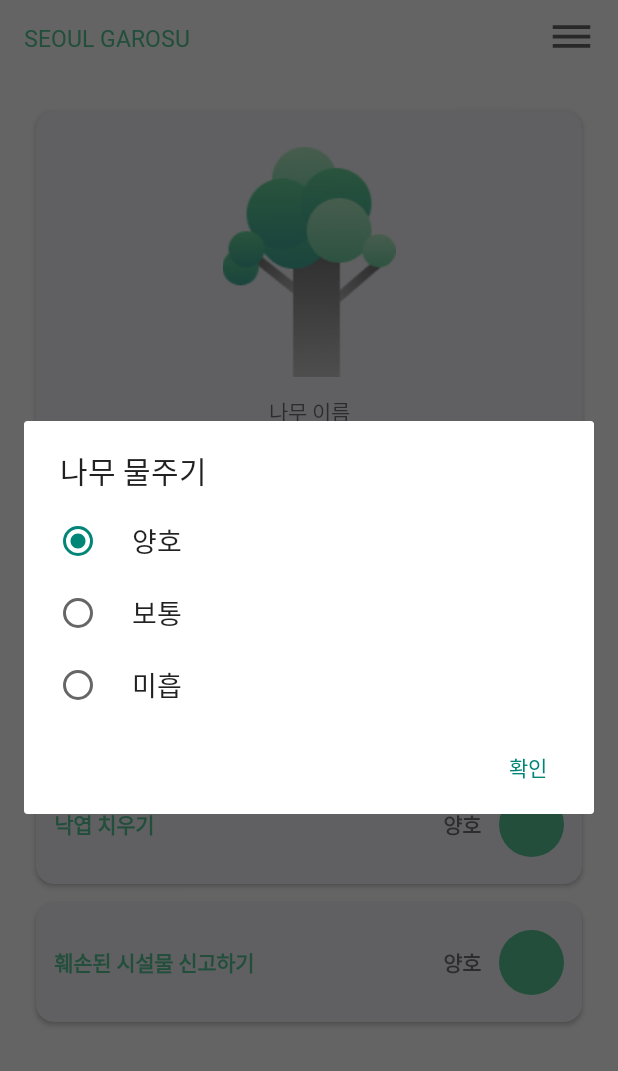
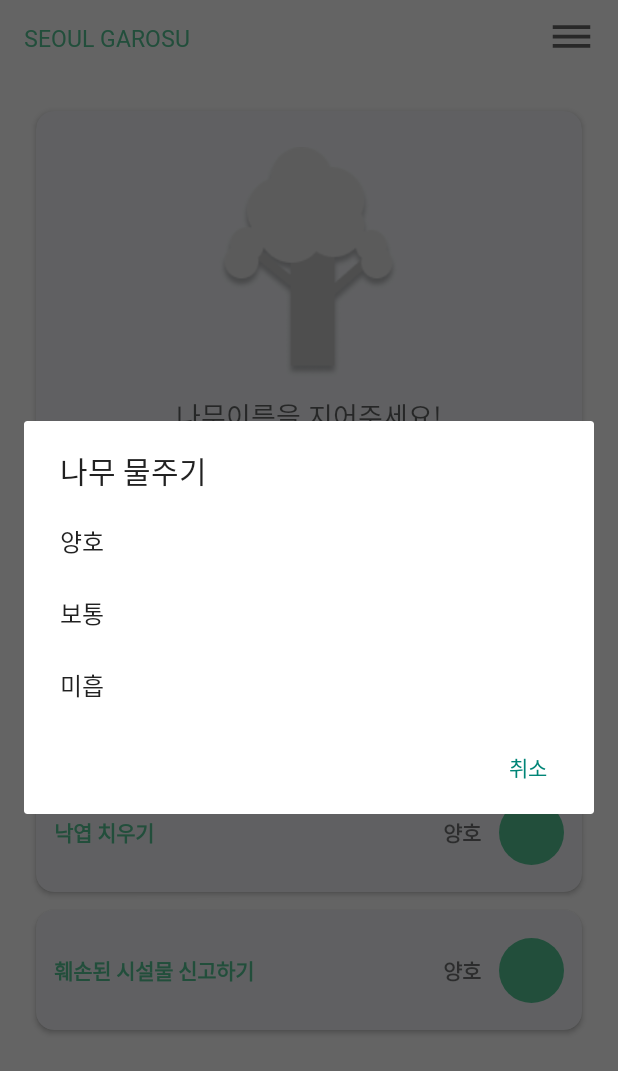
Before and after one commit to bobaejeon/garosero, an Android app: the fragment TreeManagementFragment placed in its activity, after a tap on "나무 물주기", on a phone screen of 412 x 824 dp. Shown: the top 1071 px of the screen. Run offline under Robolectric (Android 15) with nearby library versions, the light colour scheme and no system bars; our stand-ins replace Firebase (no records; nobody signed in at launch, a user with empty details on screens opened directly).

Commit message:
update UI
나무가 없을 때 화면 추가
홈>관리>다이어로그 수정

```diff
--- a/app/src/main/java/com/foo/garosero/ui/home/TreeManagementFragment.java
+++ b/app/src/main/java/com/foo/garosero/ui/home/TreeManagementFragment.java
@@ -22,9 +22,11 @@ public class TreeManagementFragment extends Fragment implements View.OnClickList
     TextView ans1;
     TextView ans2;
     TextView ans3;
+    TextView treeDay;
     ImageView icon1;
     ImageView icon2;
     ImageView icon3;
+    ImageView treeCharacter;
 
     @Override
     public void onCreate(Bundle savedInstanceState) {
@@ -48,9 +50,14 @@ public class TreeManagementFragment extends Fragment implements View.OnClickList
         root.findViewById(R.id.treeManagement_CardView_todo2).setOnClickListener(this);
         root.findViewById(R.id.treeManagement_CardView_todo3).setOnClickListener(this);
 
+        // 나무 정보 없을때 빈화면 출력
+        treeCharacter = root.findViewById(R.id.treeManagement_ImageView_treeCharacter);
+        setBackgroundImageview(treeCharacter, R.drawable.empty_tree);
+
         return root;
     }
 
+    // cardView 클릭 이벤트 지정
     @Override
     public void onClick(View v) {
         switch (v.getId()){
@@ -66,36 +73,45 @@ public class TreeManagementFragment extends Fragment implements View.OnClickList
         }
     }
 
+    // 다이어로그 띄우기
     private void showDialog(String title, TextView textView, ImageView imageView){
         AlertDialog.Builder dlg = new AlertDialog.Builder(getActivity());
         dlg.setTitle(title);
         final String[] option = {"양호", "보통", "미흡"};
 
-        dlg.setSingleChoiceItems(option, 0, new DialogInterface.OnClickListener() {
+        dlg.setItems(option, new DialogInterface.OnClickListener() {
+
             @Override
             public void onClick(DialogInterface dialog, int which) {
                 textView.setText(option[which]);
                 switch (textView.getText().toString()){
                     case "양호" :
-                        imageView.setBackground(ContextCompat.getDrawable(root.getContext(), R.drawable.circle_green));
+                        setBackgroundImageview(imageView, R.drawable.circle_green);
                         break;
                     case "보통" :
-                        imageView.setBackground(ContextCompat.getDrawable(root.getContext(), R.drawable.circle_yellow));
+                        setBackgroundImageview(imageView, R.drawable.circle_yellow);
                         break;
                     case "미흡" :
-                        imageView.setBackground(ContextCompat.getDrawable(root.getContext(), R.drawable.circle_red));
+                        setBackgroundImageview(imageView, R.drawable.circle_red);
                         break;
+
                 }
+                Toast.makeText(getActivity(),"응답이 제출되었습니다.",Toast.LENGTH_SHORT).show();
             }
         });
 
-        dlg.setPositiveButton("확인",new DialogInterface.OnClickListener(){
+        dlg.setNegativeButton("취소", new DialogInterface.OnClickListener() {
+            @Override
             public void onClick(DialogInterface dialog, int which) {
-                //토스트 메시지
-                Toast.makeText(getActivity(),"응답이 제출되었습니다.",Toast.LENGTH_SHORT).show();
+                dialog.dismiss(); //다이어로그 없애기
             }
         });
         dlg.show();
     }
 
+    // 이미지 뷰 채우기
+    private void setBackgroundImageview(ImageView imageView, int source){
+        imageView.setBackground(ContextCompat.getDrawable(root.getContext(), source));
+    }
+
 }
--- a/app/src/main/res/drawable/button_background.xml
+++ b/app/src/main/res/drawable/button_background.xml
@@ -10,5 +10,8 @@
         android:bottomRightRadius="5dp"
         android:topLeftRadius="5dp"
         android:topRightRadius="5dp"/>
+    <size
+        android:width="235dp"
+        android:height="40dp"/>
     <padding android:left="0dip" android:top="0dip" android:right="0dip" android:bottom="0dip" />
 </shape>
--- a/app/src/main/res/layout/fragment_tree_management.xml
+++ b/app/src/main/res/layout/fragment_tree_management.xml
@@ -26,20 +26,24 @@
                     android:orientation="vertical">
 
                     <ImageView
-                        android:layout_width="match_parent"
+                        android:id="@+id/treeManagement_ImageView_treeCharacter"
+                        android:layout_width="119dp"
                         android:layout_height="153dp"
                         android:layout_gravity="center"
-                        android:src="@drawable/big_tree"
+                        android:background="@drawable/big_tree"
                         android:layout_margin="@dimen/activity_margin_small"/>
 
-                    <TextView
+                    <EditText
+                        android:id="@+id/treeManagement_TextView_treeName"
                         android:paddingBottom="@dimen/activity_padding_default"
                         android:layout_width="match_parent"
-                        android:layout_height="34dp"
-                        android:text="나무 이름"
+                        android:layout_height="wrap_content"
+                        android:background="@null"
+                        android:hint="나무이름을 지어주세요!"
                         android:gravity="center"/>
 
                     <TextView
+                        android:id="@+id/treeManagement_TextView_treeDay"
                         android:textStyle="bold"
                         android:textSize="20sp"
                         android:layout_width="match_parent"
```
Also changed, not shown: app/src/main/java/com/foo/garosero/ui/home/empty/EmptyFragment.java (added, +27 -0 lines), app/src/main/res/layout/fragment_empty.xml (added, +61 -0 lines), app/src/main/res/drawable/empty_tree.png (added).
